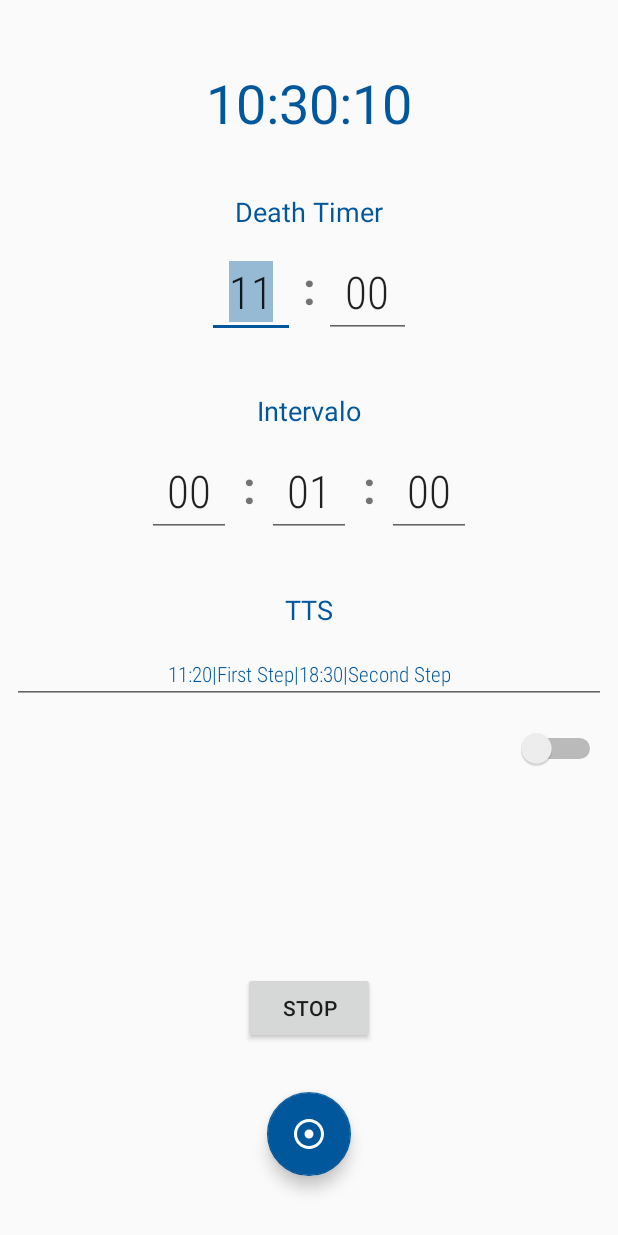
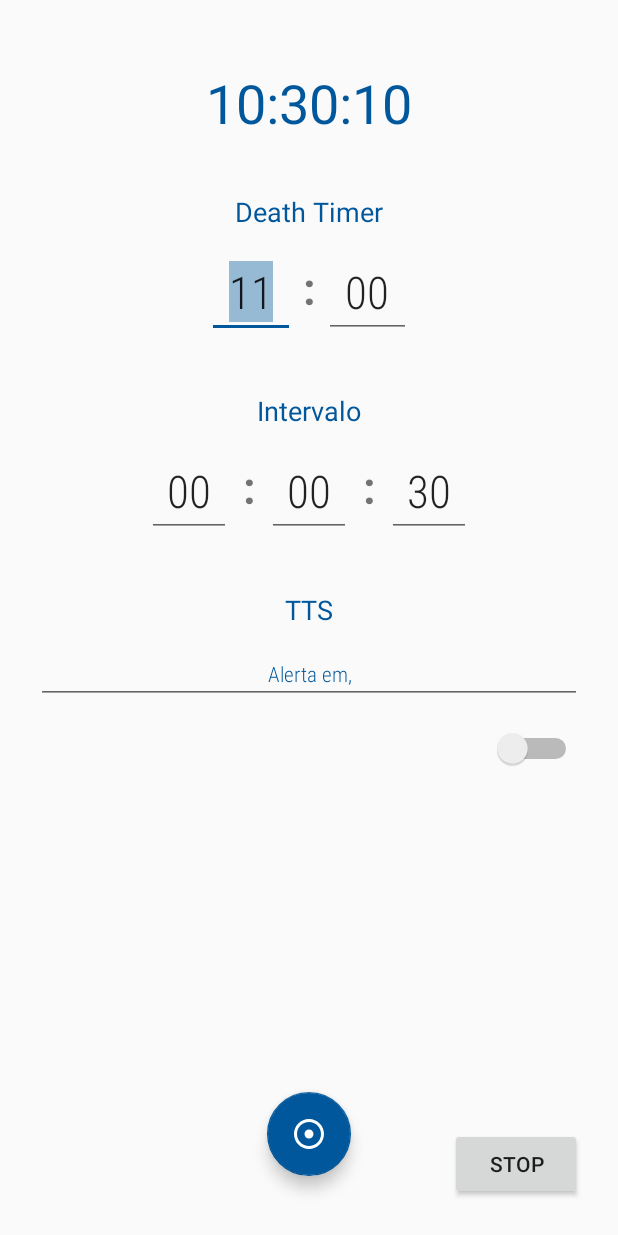
Before and after one commit to segodimo/RecTimerV01, an Android app: the screen it shows after launch (EditForm), after a tap on an icon or button, on a phone screen of 412 x 824 dp. Run offline under Robolectric (Android 15) with nearby library versions, the phone set to English and light mode, and no system bars; 2 statements that could not run were skipped; 1 other tap on this screen came first.

Commit message:
novo EditForm

```diff
--- a/app/src/main/java/com/rec/timerv01/activity/EditForm.java
+++ b/app/src/main/java/com/rec/timerv01/activity/EditForm.java
@@ -33,6 +33,7 @@ import com.google.android.material.textfield.TextInputEditText;
 import com.rec.timerv01.R;
 
 import java.util.Calendar;
+import java.util.Objects;
 import java.util.concurrent.TimeUnit;
 
 import static java.lang.Math.round;
@@ -98,78 +99,7 @@ public class EditForm extends AppCompatActivity {
         ajusteDT();
         /*============================================================*/
 
-        inptDtH.setFilters(new InputFilter[]{ new InputFilter.LengthFilter(2)});
-        inptDtH.addTextChangedListener(new TextWatcher() {
-            @Override
-            public void beforeTextChanged(CharSequence s, int start, int count, int after) { }
-            @Override
-            public void onTextChanged(CharSequence s, int start, int before, int count) {
-                if(s.length()>1) inptDtM.requestFocus();
-            }
-            @Override
-            public void afterTextChanged(Editable s) {
-
-            }
-        });
-
-        inptDtM.setFilters(new InputFilter[]{ new InputFilter.LengthFilter(2)});
-        inptDtM.addTextChangedListener(new TextWatcher() {
-            @Override
-            public void beforeTextChanged(CharSequence s, int start, int count, int after) { }
-            @Override
-            public void onTextChanged(CharSequence s, int start, int before, int count) {
-                if(s.length()>1) inptIvH.requestFocus();
-            }
-            @Override
-            public void afterTextChanged(Editable s) {
-                if(Integer.parseInt(s.toString()) >= 60) inptDtM.setText("00");
-            }
-        });
-
-        inptIvH.setFilters(new InputFilter[]{ new InputFilter.LengthFilter(2)});
-        inptIvH.addTextChangedListener(new TextWatcher() {
-            @Override
-            public void beforeTextChanged(CharSequence s, int start, int count, int after) { }
-            @Override
-            public void onTextChanged(CharSequence s, int start, int before, int count) {
-                if(s.length()>1) inptIvM.requestFocus();
-            }
-            @Override
-            public void afterTextChanged(Editable s) {
-            }
-        });
-
-        inptIvM.setFilters(new InputFilter[]{ new InputFilter.LengthFilter(2)});
-        inptIvM.addTextChangedListener(new TextWatcher() {
-            @Override
-            public void beforeTextChanged(CharSequence s, int start, int count, int after) { }
-            @Override
-            public void onTextChanged(CharSequence s, int start, int before, int count) {
-                if(s.length()>1) inptIvS.requestFocus();
-
-            }
-            @Override
-            public void afterTextChanged(Editable s) {
-                if(Integer.parseInt(s.toString()) >= 60) inptIvM.setText("00");
-            }
-        });
-
-        inptIvS.setFilters(new InputFilter[]{ new InputFilter.LengthFilter(2)});
-        inptIvS.addTextChangedListener(new TextWatcher() {
-            @Override
-            public void beforeTextChanged(CharSequence s, int start, int count, int after) { }
-            @Override
-            public void onTextChanged(CharSequence s, int start, int before, int count) {
-                if(s.length()>1){
-                    //hideKeyboard(EditForm.this);
-                    inptSpeach.requestFocus();
-                }
-            }
-            @Override
-            public void afterTextChanged(Editable s) {
-                if(Integer.parseInt(s.toString()) >= 60) inptIvS.setText("00");
-            }
-        });
+        ajusteFormato();
 
 
         /*============================================================*/
@@ -194,96 +124,55 @@ public class EditForm extends AppCompatActivity {
             @Override
             public void onClick(View v) {
 
-                int vlDtH = Integer.parseInt(inptDtH.getText().toString());
-                int vlDtM = Integer.parseInt(inptDtM.getText().toString());
+                int vlDtH = Integer.parseInt(Objects.requireNonNull(inptDtH.getText()).toString());
+                int vlDtM = Integer.parseInt(Objects.requireNonNull(inptDtM.getText()).toString());
 
-                int vlIvH = Integer.parseInt(inptIvH.getText().toString());
-                int vlIvM = Integer.parseInt(inptIvM.getText().toString());
-                int vlIvS = Integer.parseInt(inptIvS.getText().toString());
+                int vlIvH = Integer.parseInt(Objects.requireNonNull(inptIvH.getText()).toString());
+                int vlIvM = Integer.parseInt(Objects.requireNonNull(inptIvM.getText()).toString());
+                int vlIvS = Integer.parseInt(Objects.requireNonNull(inptIvS.getText()).toString());
 
-                int ano = Calendar.getInstance().get(Calendar.getInstance().YEAR);
-                int mes = Calendar.getInstance().get(Calendar.getInstance().MONTH);
-                int dia = Calendar.getInstance().get(Calendar.getInstance().DAY_OF_MONTH);
+                Calendar.getInstance();
 
-                nowdate.set(Calendar.getInstance().YEAR,ano);
-                nowdate.set(Calendar.getInstance().MONTH,mes);
-                nowdate.set(Calendar.getInstance().DAY_OF_MONTH,dia);
-                nowdate.set(Calendar.getInstance().HOUR_OF_DAY,vlDtH);
-                nowdate.set(Calendar.getInstance().MINUTE,vlDtM);
-                nowdate.set(Calendar.getInstance().SECOND,0);
+                nowdate.set(Calendar.YEAR, Calendar.getInstance().get(Calendar.YEAR));
+                nowdate.set(Calendar.MONTH, Calendar.getInstance().get(Calendar.MONTH));
+                nowdate.set(Calendar.DAY_OF_MONTH, Calendar.getInstance().get(Calendar.DAY_OF_MONTH));
+                nowdate.set(Calendar.HOUR_OF_DAY, vlDtH);
+                nowdate.set(Calendar.MINUTE, vlDtM);
+                nowdate.set(Calendar.SECOND, 0);
 
                 Log.d("TAGNAME", "nowdate "+nowdate.getTime());
 
-                if(!ioSave){
-                    /*--------------------------------------------------------------------------------------------------------------*/
+                int interval = (vlIvH*60*60*1000)+(vlIvM*60*1000)+(vlIvS*1000);
+                int diffA = (int) (long) (nowdate.getTimeInMillis() - Calendar.getInstance().getTimeInMillis());
 
-                    int interval = (vlIvH*60*60*1000)+(vlIvM*60*1000)+(vlIvS*1000);
-
-                    int diffMax = (int) (long) (nowdate.getTimeInMillis() - Calendar.getInstance().getTimeInMillis());
-                    if(diffMax <= 0){
-                        ajusteDT();
-                        Toast.makeText(EditForm.this, "Death Timer < Time Atual", Toast.LENGTH_SHORT).show();
-                    }else{
-                        if(interval < diffMax){
-                            btnSave.setBackgroundTintList(ColorStateList.valueOf(getResources().getColor(R.color.colorPrimary)));
-                            ioSave = true;
-                        }else{
-                            int diffTime = diffMax-30000;
-                            /*Log.d("TAGNAME", "diffTime "+diffTime);*/
-//                        inptIvH.setText(timNum(Integer.toString(((diffTime/1000)/60)/60)));
-//                        inptIvM.setText(timNum(Integer.toString((diffTime/1000)/60)));
-//                        inptIvS.setText(timNum(Integer.toString((diffTime/1000)%60)));
-
-                            inptIvH.setText("00");
-                            inptIvM.setText("01");
-                            inptIvS.setText("00");
-
-                            Toast.makeText(EditForm.this, "Intervalo > (Death Timer + Time Atual)", Toast.LENGTH_SHORT).show();
-                        }
-                    }
-                }
-                else{
+                if(diffA > 0){
+                    if(interval < diffA){
                         //------------------------------------------------------------------------------------------------
                         Intervalo = (vlIvH*60*60*1000)+(vlIvM*60*1000)+(vlIvS);
-                    int diffA = (int) (long) (nowdate.getTimeInMillis() - Calendar.getInstance().getTimeInMillis());
+                        // android:text="11:20|First Step|18:30|Second Step"
+                        String ttsfala = Objects.requireNonNull(inptSpeach.getText()).toString();
                         //------------------------------------------------------------------------------------------------
-//                if(calendari != null){
-//                    Log.d("TAGNAME", String.valueOf(Calendar.getInstance().getTime())+" (ddai) "+Calendar.getInstance().getTimeInMillis());
-//                    Log.d("TAGNAME", String.valueOf(calendari.getTime())+" (ddsf) "+calendari.getTimeInMillis());
-//                    AlertTimei = (int) (long) (calendari.getTimeInMillis() - Calendar.getInstance().getTimeInMillis());
-//                    Log.d("TAGNAME", "AlertTimei "+String.valueOf(AlertTimei / 1000));
-//                    //salvarAlarme("tag1", AlertTimei, "titititi", "Detalhe funcionando", 1);
-//                    //salvarAlarme("tag1", 8000, "titititi", "T.X.T. Fala funcionando", 1);
-//                }
-                    //------------------------------------------------------------------------------------------------
-//                if(calendarf != null){
-//                    Log.d("TAGNAME", String.valueOf(Calendar.getInstance().getTime())+" (ddai) "+Calendar.getInstance().getTimeInMillis());
-//                    Log.d("TAGNAME", String.valueOf(calendarf.getTime())+" (dddf) "+calendarf.getTimeInMillis());
-//                    AlertTimef = (int) (long)(calendarf.getTimeInMillis() - Calendar.getInstance().getTimeInMillis());
-//                    Log.d("TAGNAME", "AlertTimef "+String.valueOf(AlertTimef / 1000));
-//                    //salvarAlarme("tag2", AlertTimef, "titititi", "Alarme Final", 1);
-//                    //salvarAlarme("tag2", 15000, "titititi", "Alarme Final", 1);
-//                }
-                    //------------------------------------------------------------------------------------------------
-
-
                         //Intervalo = 5; // em Segundos
-                    //AlertTimei = 1000; // em ms tempo de espera para começar
+                        AlertTimei = 1000; // em ms tempo de espera para começar
                         //AlertTimef = 60000; // em ms temo que demora o trabalho = death timer
 
                         Log.d("TAGNAME", "AlertTimei "+String.valueOf(AlertTimei / 1000));
                         Log.d("TAGNAME", "AlertTimef "+String.valueOf(AlertTimef / 1000));
 
                         //salvarAlarme("tag1", AlertTimei, "titititi", "fala teste", (AlertTimef-AlertTimei), Intervalo);
-                    salvarAlarme("tag1", AlertTimei, "titititi", "fala teste", diffA, Intervalo);
-
-//                if(calendarf != null && calendari != null && AlertTimef > AlertTimei){
-//                    //salvarAlarme("tag1", AlertTimei, "titititi", String.valueOf(hh+" horas"+mm+" minutos "+ss+" segundos"), 1);
-//                    //salvarAlarme("tag2", AlertTimef, "titititi", "Alarme Final", 1);
-//                }else{
-//                    Toast.makeText(EditForm.this, "Death Timer < Start Timer", Toast.LENGTH_SHORT).show();
-//                }
+                        salvarAlarme("tag1", AlertTimei, "titititi", ttsfala, diffA/1000, Intervalo);
                         //------------------------------------------------------------------------------------------------
+                    }else{
+//                        int diffTime = diffMax-30000;
+                        inptIvH.setText("00");
+                        inptIvM.setText("00");
+                        inptIvS.setText("30");
+                        //ajusteDT();
+                        Toast.makeText(EditForm.this, "Intervalo > (Death Timer + Time Atual)", Toast.LENGTH_SHORT).show();
+                    }
+                }else{
+                    ajusteDT();
+                    Toast.makeText(EditForm.this, "Death Timer < Time Atual", Toast.LENGTH_SHORT).show();
                 }
             }
         });
@@ -308,6 +197,7 @@ public class EditForm extends AppCompatActivity {
 
     }//FINAL DO ONCREATE
 
+
     private void ajusteDT() {
         int ratio = 30;
         int nvHora = Calendar.getInstance().get(Calendar.HOUR_OF_DAY);
@@ -325,8 +215,8 @@ public class EditForm extends AppCompatActivity {
         /*============================================================*/
         // SEND DADOS PRO WORKMANAGER
         Data data = new Data.Builder()
-                .putString("titulo",tit)
-                .putString("detalle",txt)
+                .putString("tit",tit)
+                .putString("txt",txt)
                 .putInt("diffA", diffA)
                 .putInt("intrv", intrv)
                 .build();
@@ -426,6 +316,115 @@ public class EditForm extends AppCompatActivity {
         runnable.run();
     }
 
+    private void ajusteFormato() {
+        inptDtH.setFilters(new InputFilter[]{ new InputFilter.LengthFilter(2)});
+        inptDtH.addTextChangedListener(new TextWatcher() {
+            @Override
+            public void beforeTextChanged(CharSequence s, int start, int count, int after) { }
+            @Override
+            public void onTextChanged(CharSequence s, int start, int before, int count) {
+                if(s.length()>1) inptDtM.requestFocus();
+            }
+            @Override
+            public void afterTextChanged(Editable s) {
+                //Log.d("TAGNAME", "nowdate "+s.length());
+                //Log.d("TAGNAME", "nowdate "+inptDtH.getText().toString().length());
+            }
+        });
+        inptDtH.setOnFocusChangeListener(new View.OnFocusChangeListener() {
+            @Override
+            public void onFocusChange(View view, boolean hasFocus) {
+                if (!hasFocus) if(inptDtH.getText().toString().length() == 1) inptDtH.setText("0"+inptDtH.getText().toString());
+            }
+        });
+
+
+        inptDtM.setFilters(new InputFilter[]{ new InputFilter.LengthFilter(2)});
+        inptDtM.addTextChangedListener(new TextWatcher() {
+            @Override
+            public void beforeTextChanged(CharSequence s, int start, int count, int after) {
+
+            }
+            @Override
+            public void onTextChanged(CharSequence s, int start, int before, int count) {
+                if(s.length()>1) inptIvH.requestFocus();
+            }
+            @Override
+            public void afterTextChanged(Editable s) {
+                if(Integer.parseInt(s.toString()) >= 60) inptDtM.setText("00");
+            }
+        });
+        inptDtM.setOnFocusChangeListener(new View.OnFocusChangeListener() {
+            @Override
+            public void onFocusChange(View view, boolean hasFocus) {
+                if (!hasFocus) if(inptDtM.getText().toString().length() == 1) inptDtM.setText("0"+inptDtM.getText().toString());
+            }
+        });
+
+        inptIvH.setFilters(new InputFilter[]{ new InputFilter.LengthFilter(2)});
+        inptIvH.addTextChangedListener(new TextWatcher() {
+            @Override
+            public void beforeTextChanged(CharSequence s, int start, int count, int after) { }
+            @Override
+            public void onTextChanged(CharSequence s, int start, int before, int count) {
+                if(s.length()>1) inptIvM.requestFocus();
+            }
+            @Override
+            public void afterTextChanged(Editable s) {
+            }
+        });
+        inptIvH.setOnFocusChangeListener(new View.OnFocusChangeListener() {
+            @Override
+            public void onFocusChange(View view, boolean hasFocus) {
+                if (!hasFocus) if(inptIvH.getText().toString().length() == 1) inptIvH.setText("0"+inptIvH.getText().toString());
+            }
+        });
+
+        inptIvM.setFilters(new InputFilter[]{ new InputFilter.LengthFilter(2)});
+        inptIvM.addTextChangedListener(new TextWatcher() {
+            @Override
+            public void beforeTextChanged(CharSequence s, int start, int count, int after) { }
+            @Override
+            public void onTextChanged(CharSequence s, int start, int before, int count) {
+                if(s.length()>1) inptIvS.requestFocus();
+
+            }
+            @Override
+            public void afterTextChanged(Editable s) {
+                if(Integer.parseInt(s.toString()) >= 60) inptIvM.setText("00");
+            }
+        });
+        inptIvM.setOnFocusChangeListener(new View.OnFocusChangeListener() {
+            @Override
+            public void onFocusChange(View view, boolean hasFocus) {
+                if (!hasFocus) if(inptIvM.getText().toString().length() == 1) inptIvM.setText("0"+inptIvM.getText().toString());
+            }
+        });
+
+        inptIvS.setFilters(new InputFilter[]{ new InputFilter.LengthFilter(2)});
+        inptIvS.addTextChangedListener(new TextWatcher() {
+            @Override
+            public void beforeTextChanged(CharSequence s, int start, int count, int after) { }
+            @Override
+            public void onTextChanged(CharSequence s, int start, int before, int count) {
+                if(s.length()>1){
+                    //hideKeyboard(EditForm.this);
+                    inptSpeach.requestFocus();
+                }
+            }
+            @Override
+            public void afterTextChanged(Editable s) {
+                if(Integer.parseInt(s.toString()) >= 60) inptIvS.setText("00");
+            }
+        });
+        inptIvS.setOnFocusChangeListener(new View.OnFocusChangeListener() {
+            @Override
+            public void onFocusChange(View view, boolean hasFocus) {
+                if (!hasFocus) if(inptIvS.getText().toString().length() == 1) inptIvS.setText("0"+inptIvS.getText().toString());
+            }
+        });
+    }
+
     public static void hideKeyboard(Activity activity) {
         InputMethodManager imm = (InputMethodManager) activity.getSystemService(Activity.INPUT_METHOD_SERVICE);
         //Find the currently focused view, so we can grab the correct window token from it.
--- a/app/src/main/res/layout/activity_edit_form.xml
+++ b/app/src/main/res/layout/activity_edit_form.xml
@@ -152,7 +152,7 @@
                     android:fontFamily="sans-serif-condensed-light"
                     android:inputType="number"
                     android:selectAllOnFocus="true"
-                    android:text="01"
+                    android:text="00"
                     android:textAlignment="center"
                     android:textSize="30sp" />
             </com.google.android.material.textfield.TextInputLayout>
@@ -181,13 +181,12 @@
                     android:fontFamily="sans-serif-condensed-light"
                     android:inputType="number"
                     android:selectAllOnFocus="true"
-                    android:text="00"
+                    android:text="30"
                     android:textAlignment="center"
                     android:textSize="30sp" />
             </com.google.android.material.textfield.TextInputLayout>
 
         </LinearLayout>
-
 
         <TextView
             android:id="@+id/lyTTSpech"
@@ -203,7 +202,6 @@
             android:id="@+id/lyInptSpeach"
             android:layout_width="match_parent"
             android:layout_height="wrap_content"
-            android:layout_marginTop="0dp"
             android:layout_weight="2"
             android:selectAllOnFocus="true">
 
@@ -211,27 +209,35 @@
                 android:id="@+id/inptSpeach"
                 android:layout_width="match_parent"
                 android:layout_height="wrap_content"
+                android:layout_marginHorizontal="16dp"
                 android:layout_weight="2"
                 android:fontFamily="sans-serif-condensed-light"
+                android:inputType="textShortMessage"
                 android:selectAllOnFocus="true"
-                android:text="11:20|First Step|18:30|Second Step"
+                android:text="Alerta em,"
                 android:textAlignment="center"
                 android:textColor="#01579B"
                 android:textSize="14sp" />
         </com.google.android.material.textfield.TextInputLayout>
 
+
+    </LinearLayout>
+
     <Switch
         android:id="@+id/switchStatus"
-            android:layout_width="match_parent"
-            android:layout_height="match_parent"
+        android:layout_width="0dp"
+        android:layout_height="wrap_content"
         android:layout_marginVertical="16dp"
+        android:layout_marginTop="32dp"
+        android:layout_marginEnd="16dp"
         android:checked="true"
         android:gravity="center_horizontal"
         android:switchMinWidth="60dp"
         android:textAlignment="center"
+        app:layout_constraintEnd_toEndOf="parent"
+        app:layout_constraintStart_toStartOf="parent"
+        app:layout_constraintTop_toBottomOf="@+id/linearLayout2"
         tools:checked="true" />
-
-    </LinearLayout>
 
     <com.google.android.material.floatingactionbutton.FloatingActionButton
         android:id="@+id/btnSave"
@@ -239,7 +245,7 @@
         android:layout_height="wrap_content"
         android:layout_marginBottom="32dp"
         android:clickable="true"
-        app:backgroundTint="#E65100"
+        app:backgroundTint="#01579B"
         app:fabSize="normal"
         app:layout_constraintBottom_toBottomOf="parent"
         app:layout_constraintEnd_toEndOf="parent"
@@ -250,10 +256,10 @@
         android:id="@+id/btnStop"
         android:layout_width="wrap_content"
         android:layout_height="wrap_content"
-        android:layout_marginBottom="32dp"
+        android:layout_marginEnd="16dp"
+        android:layout_marginBottom="16dp"
         android:text="stop"
-        app:layout_constraintBottom_toTopOf="@+id/btnSave"
-        app:layout_constraintEnd_toEndOf="parent"
-        app:layout_constraintStart_toStartOf="parent" />
+        app:layout_constraintBottom_toBottomOf="parent"
+        app:layout_constraintEnd_toEndOf="parent" />
 
 </androidx.constraintlayout.widget.ConstraintLayout>
```
Also changed, not shown: app/src/main/java/com/rec/timerv01/activity/WorkManagerRecTimer.java (+6 -5 lines). Lines whose indentation alone changed are shown as unchanged.
